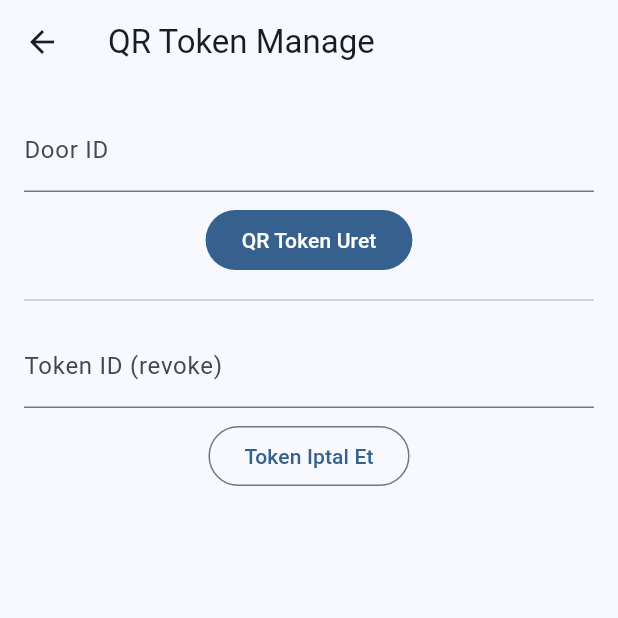
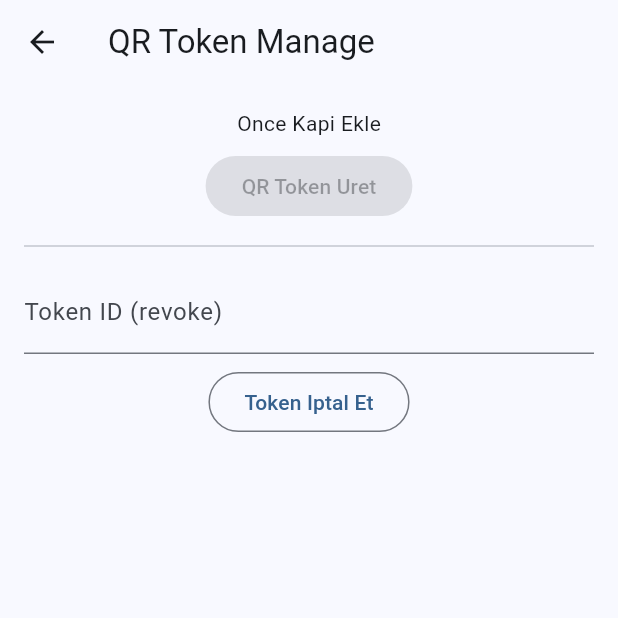
Before and after one commit to Ciarponec/DOQR, a Flutter app: the QrTokenManageScreen screen opened by its route, on a phone screen of 412 x 824 dp, the top half of it. Run offline on Flutter 3.47's test engine with Material 3 defaults, Android fonts, the phone set to English and light mode, and no system bars; our stand-ins replace flutter_riverpod, supabase_flutter; accounts and stored records are empty; statements that could not run were skipped.

Commit message:
feat: door-name UX, runtime visitor config, cleanup job, and CI/smoke tooling

```diff
--- a/flutter_app/lib/main.dart
+++ b/flutter_app/lib/main.dart
@@ -5,6 +5,7 @@ import 'package:supabase_flutter/supabase_flutter.dart';
 import 'app_config.dart';
 import 'screens/auth_screen.dart';
 import 'screens/chat_screen.dart';
+import 'screens/doors_manage_screen.dart';
 import 'screens/home_screen.dart';
 import 'screens/qr_ring_screen.dart';
 import 'screens/qr_token_manage_screen.dart';
@@ -31,6 +32,7 @@ class DoqrApp extends StatelessWidget {
       routes: {
         '/': (_) => const AuthGate(),
         '/home': (_) => const HomeScreen(),
+        '/doors-manage': (_) => const DoorsManageScreen(),
         '/qr-ring': (_) => const QrRingScreen(),
         '/share-accept': (_) => const ShareAcceptScreen(),
         '/share-create': (_) => const ShareCreateScreen(),
--- /dev/null
+++ b/flutter_app/lib/models/door_item.dart
@@ -0,0 +1,18 @@
+class DoorItem {
+  final String id;
+  final String label;
+  final String? addressText;
+
+  DoorItem({required this.id, required this.label, this.addressText});
+
+  factory DoorItem.fromJson(Map<String, dynamic> json) {
+    return DoorItem(
+      id: json['id'] as String,
+      label: json['label'] as String,
+      addressText: json['address_text'] as String?,
+    );
+  }
+
+  @override
+  String toString() => label;
+}
--- a/flutter_app/lib/screens/home_screen.dart
+++ b/flutter_app/lib/screens/home_screen.dart
@@ -31,6 +31,7 @@ class _HomeScreenState extends ConsumerState<HomeScreen> {
           final items = snapshot.data ?? [];
           return ListView(
             children: [
+              ListTile(title: const Text('Kapilarim'), onTap: () => Navigator.pushNamed(context, '/doors-manage')),
               ListTile(title: const Text('QR ile ring testi'), onTap: () => Navigator.pushNamed(context, '/qr-ring')),
               ListTile(title: const Text('QR token yonetimi'), onTap: () => Navigator.pushNamed(context, '/qr-token-manage')),
               ListTile(title: const Text('Share token olustur'), onTap: () => Navigator.pushNamed(context, '/share-create')),
--- a/flutter_app/lib/screens/qr_token_manage_screen.dart
+++ b/flutter_app/lib/screens/qr_token_manage_screen.dart
@@ -1,6 +1,7 @@
 import 'package:flutter/material.dart';
 import 'package:flutter_riverpod/flutter_riverpod.dart';
 
+import '../models/door_item.dart';
 import '../services/providers.dart';
 
 class QrTokenManageScreen extends ConsumerStatefulWidget {
@@ -11,9 +12,9 @@ class QrTokenManageScreen extends ConsumerStatefulWidget {
 }
 
 class _QrTokenManageScreenState extends ConsumerState<QrTokenManageScreen> {
-  final doorId = TextEditingController();
   final tokenId = TextEditingController();
   String? generatedToken;
+  DoorItem? selectedDoor;
 
   @override
   Widget build(BuildContext context) {
@@ -24,11 +25,24 @@ class _QrTokenManageScreenState extends ConsumerState<QrTokenManageScreen> {
         padding: const EdgeInsets.all(16),
         child: Column(
           children: [
-            TextField(controller: doorId, decoration: const InputDecoration(labelText: 'Door ID')),
+            FutureBuilder(
+              future: api.listDoors(),
+              builder: (context, snapshot) {
+                final doors = snapshot.data ?? <DoorItem>[];
+                if (doors.isEmpty) return const Text('Once Kapi Ekle');
+                selectedDoor ??= doors.first;
+                return DropdownButtonFormField<DoorItem>(
+                  value: selectedDoor,
+                  items: doors.map((d) => DropdownMenuItem(value: d, child: Text(d.label))).toList(),
+                  onChanged: (v) => setState(() => selectedDoor = v),
+                  decoration: const InputDecoration(labelText: 'Kapi Secimi'),
+                );
+              },
+            ),
             const SizedBox(height: 8),
             FilledButton(
-              onPressed: () async {
-                final res = await api.createQrToken(doorId: doorId.text.trim());
+              onPressed: selectedDoor == null ? null : () async {
+                final res = await api.createQrToken(doorId: selectedDoor!.id);
                 setState(() {
                   generatedToken = res['qr_token'] as String;
                   tokenId.text = res['token_id'] as String;
```
Also changed, not shown: flutter_app/lib/screens/doors_manage_screen.dart (added, +69 -0 lines), flutter_app/lib/screens/share_create_screen.dart (+18 -4 lines), flutter_app/lib/services/doqr_api.dart (+17 -0 lines), 8 other files.
